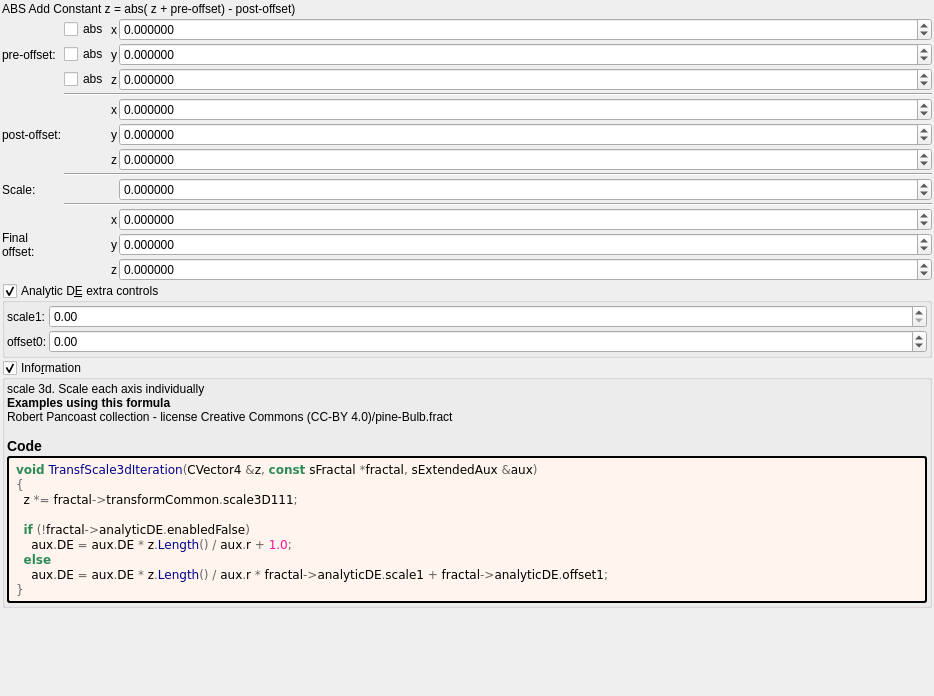
This is mandelbulber2/formula/ui/transf_scale_offset_v2.ui in buddhi1980/mandelbulber2 as Qt 5 draws it before an edit. The edited form follows.
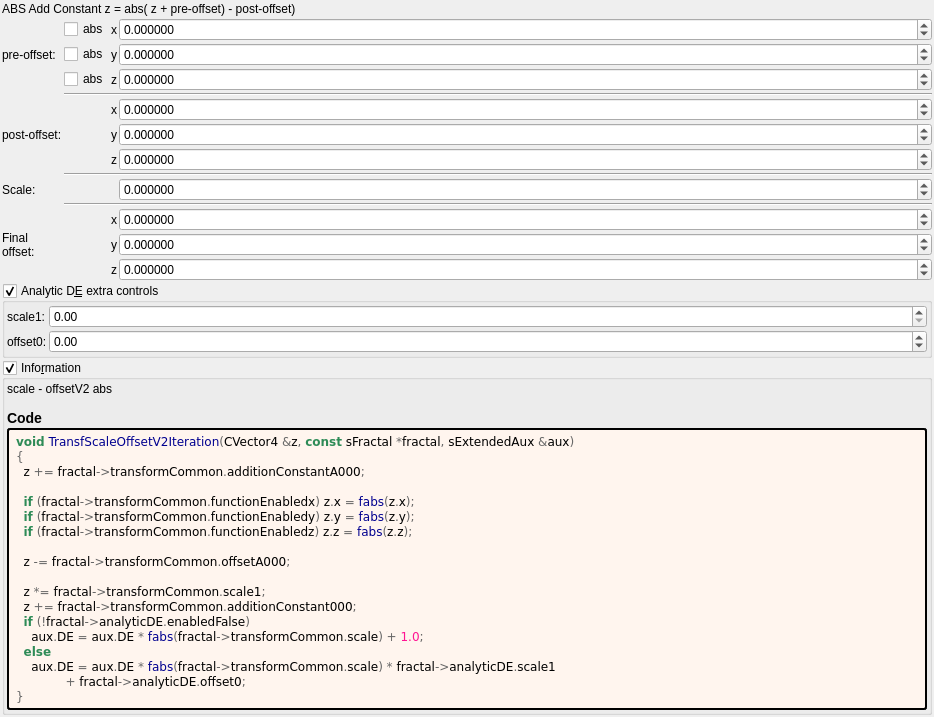
This is the edited form. Custom widgets are drawn as their Qt base class.

Commit message: Added size parameter for dIFSHexGrid. Cleaned up HexGrid calculation to be able to convert to OpenCL code. Updated OpenCL formula files and UI files.

Diff of the .ui file:
```diff
--- a/mandelbulber2/formula/ui/transf_scale_offset_v2.ui
+++ b/mandelbulber2/formula/ui/transf_scale_offset_v2.ui
@@ -609,9 +609,9 @@
       <item>
        <widget class="QLabel" name="label_information_general">
         <property name="text">
-         <string notr="true">&lt;p&gt;scale 3d. Scale each axis individually&lt;/p&gt;&lt;table&gt;
+         <string notr="true">&lt;p&gt;scale - offsetV2  abs&lt;/p&gt;&lt;table&gt;
 &lt;/table&gt;
-&lt;br&gt;&lt;b&gt;Examples using this formula&lt;/b&gt;&lt;br&gt;Robert Pancoast collection - license Creative Commons (CC-BY 4.0)/pine-Bulb.fract&lt;h3&gt;Code&lt;/h3&gt;</string>
+&lt;h3&gt;Code&lt;/h3&gt;</string>
         </property>
         <property name="wordWrap">
          <bool>true</bool>
@@ -631,14 +631,23 @@
         </property>
         <property name="text">
          <string notr="true">&lt;body style=&quot;background-color:#fff5ee&quot;&gt;
-&lt;pre style=&quot;color:#000000; background-color:#fff5ee;  font-family:'Courier New',monospace;&quot;&gt;&lt;span style=&quot;color:#2e8b57; font-weight:bold&quot;&gt;void&lt;/span&gt; &lt;span style=&quot;color:#00008f&quot;&gt;TransfScale3dIteration&lt;/span&gt;&lt;span style=&quot;color:#676767&quot;&gt;(&lt;/span&gt;CVector4 &lt;span style=&quot;color:#676767&quot;&gt;&amp;amp;&lt;/span&gt;z&lt;span style=&quot;color:#676767&quot;&gt;,&lt;/span&gt; &lt;span style=&quot;color:#2e8b57; font-weight:bold&quot;&gt;const&lt;/span&gt; sFractal &lt;span style=&quot;color:#676767&quot;&gt;*&lt;/span&gt;fractal&lt;span style=&quot;color:#676767&quot;&gt;,&lt;/span&gt; sExtendedAux &lt;span style=&quot;color:#676767&quot;&gt;&amp;amp;&lt;/span&gt;aux&lt;span style=&quot;color:#676767&quot;&gt;)&lt;/span&gt;
+&lt;pre style=&quot;color:#000000; background-color:#fff5ee;  font-family:'Courier New',monospace;&quot;&gt;&lt;span style=&quot;color:#2e8b57; font-weight:bold&quot;&gt;void&lt;/span&gt; &lt;span style=&quot;color:#00008f&quot;&gt;TransfScaleOffsetV2Iteration&lt;/span&gt;&lt;span style=&quot;color:#676767&quot;&gt;(&lt;/span&gt;CVector4 &lt;span style=&quot;color:#676767&quot;&gt;&amp;amp;&lt;/span&gt;z&lt;span style=&quot;color:#676767&quot;&gt;,&lt;/span&gt; &lt;span style=&quot;color:#2e8b57; font-weight:bold&quot;&gt;const&lt;/span&gt; sFractal &lt;span style=&quot;color:#676767&quot;&gt;*&lt;/span&gt;fractal&lt;span style=&quot;color:#676767&quot;&gt;,&lt;/span&gt; sExtendedAux &lt;span style=&quot;color:#676767&quot;&gt;&amp;amp;&lt;/span&gt;aux&lt;span style=&quot;color:#676767&quot;&gt;)&lt;/span&gt;
 &lt;span style=&quot;color:#676767&quot;&gt;{&lt;/span&gt;
-  z &lt;span style=&quot;color:#676767&quot;&gt;*=&lt;/span&gt; fractal&lt;span style=&quot;color:#676767&quot;&gt;-&amp;gt;&lt;/span&gt;transformCommon&lt;span style=&quot;color:#676767&quot;&gt;.&lt;/span&gt;scale3D111&lt;span style=&quot;color:#676767&quot;&gt;;&lt;/span&gt;
+  z &lt;span style=&quot;color:#676767&quot;&gt;+=&lt;/span&gt; fractal&lt;span style=&quot;color:#676767&quot;&gt;-&amp;gt;&lt;/span&gt;transformCommon&lt;span style=&quot;color:#676767&quot;&gt;.&lt;/span&gt;additionConstantA000&lt;span style=&quot;color:#676767&quot;&gt;;&lt;/span&gt;
 
+  &lt;span style=&quot;color:#2e8b57; font-weight:bold&quot;&gt;if&lt;/span&gt; &lt;span style=&quot;color:#676767&quot;&gt;(&lt;/span&gt;fractal&lt;span style=&quot;color:#676767&quot;&gt;-&amp;gt;&lt;/span&gt;transformCommon&lt;span style=&quot;color:#676767&quot;&gt;.&lt;/span&gt;functionEnabledx&lt;span style=&quot;color:#676767&quot;&gt;)&lt;/span&gt; z&lt;span style=&quot;color:#676767&quot;&gt;.&lt;/span&gt;x &lt;span style=&quot;color:#676767&quot;&gt;=&lt;/span&gt; &lt;span style=&quot;color:#00008f&quot;&gt;fabs&lt;/span&gt;&lt;span style=&quot;color:#676767&quot;&gt;(&lt;/span&gt;z&lt;span style=&quot;color:#676767&quot;&gt;.&lt;/span&gt;x&lt;span style=&quot;color:#676767&quot;&gt;);&lt;/span&gt;
+  &lt;span style=&quot;color:#2e8b57; font-weight:bold&quot;&gt;if&lt;/span&gt; &lt;span style=&quot;color:#676767&quot;&gt;(&lt;/span&gt;fractal&lt;span style=&quot;color:#676767&quot;&gt;-&amp;gt;&lt;/span&gt;transformCommon&lt;span style=&quot;color:#676767&quot;&gt;.&lt;/span&gt;functionEnabledy&lt;span style=&quot;color:#676767&quot;&gt;)&lt;/span&gt; z&lt;span style=&quot;color:#676767&quot;&gt;.&lt;/span&gt;y &lt;span style=&quot;color:#676767&quot;&gt;=&lt;/span&gt; &lt;span style=&quot;color:#00008f&quot;&gt;fabs&lt;/span&gt;&lt;span style=&quot;color:#676767&quot;&gt;(&lt;/span&gt;z&lt;span style=&quot;color:#676767&quot;&gt;.&lt;/span&gt;y&lt;span style=&quot;color:#676767&quot;&gt;);&lt;/span&gt;
+  &lt;span style=&quot;color:#2e8b57; font-weight:bold&quot;&gt;if&lt;/span&gt; &lt;span style=&quot;color:#676767&quot;&gt;(&lt;/span&gt;fractal&lt;span style=&quot;color:#676767&quot;&gt;-&amp;gt;&lt;/span&gt;transformCommon&lt;span style=&quot;color:#676767&quot;&gt;.&lt;/span&gt;functionEnabledz&lt;span style=&quot;color:#676767&quot;&gt;)&lt;/span&gt; z&lt;span style=&quot;color:#676767&quot;&gt;.&lt;/span&gt;z &lt;span style=&quot;color:#676767&quot;&gt;=&lt;/span&gt; &lt;span style=&quot;color:#00008f&quot;&gt;fabs&lt;/span&gt;&lt;span style=&quot;color:#676767&quot;&gt;(&lt;/span&gt;z&lt;span style=&quot;color:#676767&quot;&gt;.&lt;/span&gt;z&lt;span style=&quot;color:#676767&quot;&gt;);&lt;/span&gt;
+
+  z &lt;span style=&quot;color:#676767&quot;&gt;-=&lt;/span&gt; fractal&lt;span style=&quot;color:#676767&quot;&gt;-&amp;gt;&lt;/span&gt;transformCommon&lt;span style=&quot;color:#676767&quot;&gt;.&lt;/span&gt;offsetA000&lt;span style=&quot;color:#676767&quot;&gt;;&lt;/span&gt;
+
+  z &lt;span style=&quot;color:#676767&quot;&gt;*=&lt;/span&gt; fractal&lt;span style=&quot;color:#676767&quot;&gt;-&amp;gt;&lt;/span&gt;transformCommon&lt;span style=&quot;color:#676767&quot;&gt;.&lt;/span&gt;scale1&lt;span style=&quot;color:#676767&quot;&gt;;&lt;/span&gt;
+  z &lt;span style=&quot;color:#676767&quot;&gt;+=&lt;/span&gt; fractal&lt;span style=&quot;color:#676767&quot;&gt;-&amp;gt;&lt;/span&gt;transformCommon&lt;span style=&quot;color:#676767&quot;&gt;.&lt;/span&gt;additionConstant000&lt;span style=&quot;color:#676767&quot;&gt;;&lt;/span&gt;
   &lt;span style=&quot;color:#2e8b57; font-weight:bold&quot;&gt;if&lt;/span&gt; &lt;span style=&quot;color:#676767&quot;&gt;(!&lt;/span&gt;fractal&lt;span style=&quot;color:#676767&quot;&gt;-&amp;gt;&lt;/span&gt;analyticDE&lt;span style=&quot;color:#676767&quot;&gt;.&lt;/span&gt;enabledFalse&lt;span style=&quot;color:#676767&quot;&gt;)&lt;/span&gt;
-    aux&lt;span style=&quot;color:#676767&quot;&gt;.&lt;/span&gt;DE &lt;span style=&quot;color:#676767&quot;&gt;=&lt;/span&gt; aux&lt;span style=&quot;color:#676767&quot;&gt;.&lt;/span&gt;DE &lt;span style=&quot;color:#676767&quot;&gt;*&lt;/span&gt; z&lt;span style=&quot;color:#676767&quot;&gt;.&lt;/span&gt;&lt;span style=&quot;color:#00008f&quot;&gt;Length&lt;/span&gt;&lt;span style=&quot;color:#676767&quot;&gt;() /&lt;/span&gt; aux&lt;span style=&quot;color:#676767&quot;&gt;.&lt;/span&gt;r &lt;span style=&quot;color:#676767&quot;&gt;+&lt;/span&gt; &lt;span style=&quot;color:#ff1493&quot;&gt;1.0&lt;/span&gt;&lt;span style=&quot;color:#676767&quot;&gt;;&lt;/span&gt;
+    aux&lt;span style=&quot;color:#676767&quot;&gt;.&lt;/span&gt;DE &lt;span style=&quot;color:#676767&quot;&gt;=&lt;/span&gt; aux&lt;span style=&quot;color:#676767&quot;&gt;.&lt;/span&gt;DE &lt;span style=&quot;color:#676767&quot;&gt;*&lt;/span&gt; &lt;span style=&quot;color:#00008f&quot;&gt;fabs&lt;/span&gt;&lt;span style=&quot;color:#676767&quot;&gt;(&lt;/span&gt;fractal&lt;span style=&quot;color:#676767&quot;&gt;-&amp;gt;&lt;/span&gt;transformCommon&lt;span style=&quot;color:#676767&quot;&gt;.&lt;/span&gt;scale&lt;span style=&quot;color:#676767&quot;&gt;) +&lt;/span&gt; &lt;span style=&quot;color:#ff1493&quot;&gt;1.0&lt;/span&gt;&lt;span style=&quot;color:#676767&quot;&gt;;&lt;/span&gt;
   &lt;span style=&quot;color:#2e8b57; font-weight:bold&quot;&gt;else&lt;/span&gt;
-    aux&lt;span style=&quot;color:#676767&quot;&gt;.&lt;/span&gt;DE &lt;span style=&quot;color:#676767&quot;&gt;=&lt;/span&gt; aux&lt;span style=&quot;color:#676767&quot;&gt;.&lt;/span&gt;DE &lt;span style=&quot;color:#676767&quot;&gt;*&lt;/span&gt; z&lt;span style=&quot;color:#676767&quot;&gt;.&lt;/span&gt;&lt;span style=&quot;color:#00008f&quot;&gt;Length&lt;/span&gt;&lt;span style=&quot;color:#676767&quot;&gt;() /&lt;/span&gt; aux&lt;span style=&quot;color:#676767&quot;&gt;.&lt;/span&gt;r &lt;span style=&quot;color:#676767&quot;&gt;*&lt;/span&gt; fractal&lt;span style=&quot;color:#676767&quot;&gt;-&amp;gt;&lt;/span&gt;analyticDE&lt;span style=&quot;color:#676767&quot;&gt;.&lt;/span&gt;scale1 &lt;span style=&quot;color:#676767&quot;&gt;+&lt;/span&gt; fractal&lt;span style=&quot;color:#676767&quot;&gt;-&amp;gt;&lt;/span&gt;analyticDE&lt;span style=&quot;color:#676767&quot;&gt;.&lt;/span&gt;offset1&lt;span style=&quot;color:#676767&quot;&gt;;&lt;/span&gt;
+    aux&lt;span style=&quot;color:#676767&quot;&gt;.&lt;/span&gt;DE &lt;span style=&quot;color:#676767&quot;&gt;=&lt;/span&gt; aux&lt;span style=&quot;color:#676767&quot;&gt;.&lt;/span&gt;DE &lt;span style=&quot;color:#676767&quot;&gt;*&lt;/span&gt; &lt;span style=&quot;color:#00008f&quot;&gt;fabs&lt;/span&gt;&lt;span style=&quot;color:#676767&quot;&gt;(&lt;/span&gt;fractal&lt;span style=&quot;color:#676767&quot;&gt;-&amp;gt;&lt;/span&gt;transformCommon&lt;span style=&quot;color:#676767&quot;&gt;.&lt;/span&gt;scale&lt;span style=&quot;color:#676767&quot;&gt;) *&lt;/span&gt; fractal&lt;span style=&quot;color:#676767&quot;&gt;-&amp;gt;&lt;/span&gt;analyticDE&lt;span style=&quot;color:#676767&quot;&gt;.&lt;/span&gt;scale1
+             &lt;span style=&quot;color:#676767&quot;&gt;+&lt;/span&gt; fractal&lt;span style=&quot;color:#676767&quot;&gt;-&amp;gt;&lt;/span&gt;analyticDE&lt;span style=&quot;color:#676767&quot;&gt;.&lt;/span&gt;offset0&lt;span style=&quot;color:#676767&quot;&gt;;&lt;/span&gt;
 &lt;span style=&quot;color:#676767&quot;&gt;}&lt;/span&gt;
 &lt;/pre&gt;
 &lt;/body&gt;</string>
```
Left out of the diff: 4 changed lines with no effect on the pictures. The commit also changes 21 other files.
